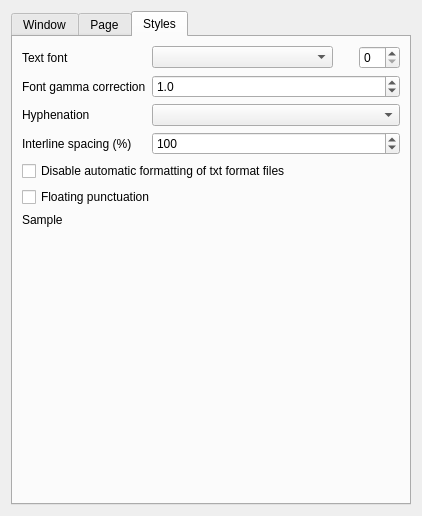
This is cr3-kindle/src/settings.ui in CrazyCoder/coolreader-kindle-qt as Qt 5 draws it before an edit. The edited form follows.
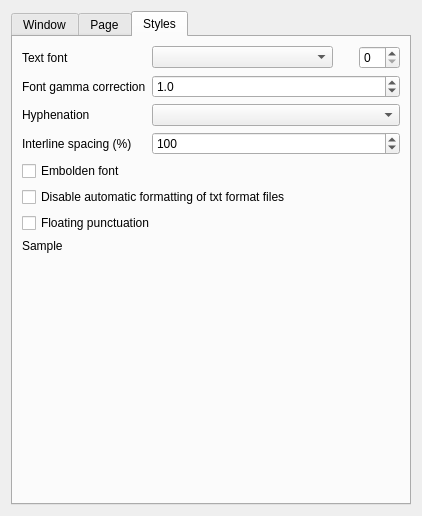
This is the edited form. The open tabs and pages were chosen to show the change. Custom widgets are drawn as their Qt base class.

Commit message: embolden font option

```diff
--- a/cr3-kindle/src/settings.ui
+++ b/cr3-kindle/src/settings.ui
@@ -667,6 +667,13 @@
            </property>
           </widget>
          </item>
+         <item row="4" column="0">
+          <widget class="QCheckBox" name="cbEmbolden">
+           <property name="text">
+            <string>Embolden font</string>
+           </property>
+          </widget>
+         </item>
         </layout>
        </item>
        <item>
```
Left out of the diff: 5 changed lines with no effect on the pictures. The commit also changes 2 other files.
